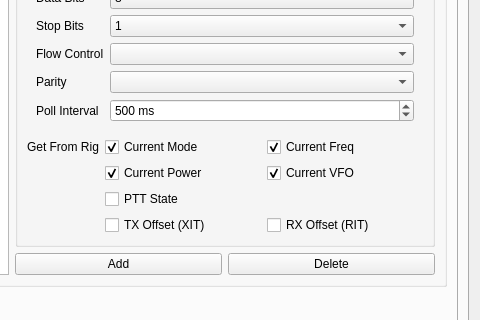
k5mcd/QLog, file ui/SettingsDialog.ui: the form before one commit; both pictures show x 197 to 677 and y 375 to 695 of the 677 by 817 pixel window.
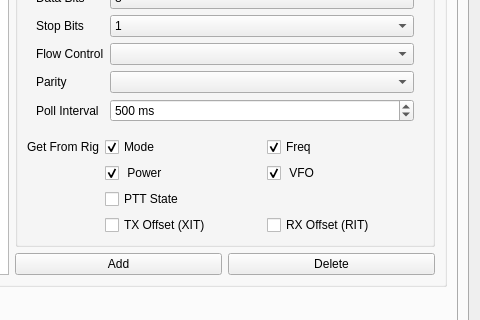
The form after the commit. The open tabs and pages were chosen to show the change. Icons and pictures are not drawn.

Commit message: Setting - shortening the names for the RIG Getting functions

The edit to the form file:
```diff
--- a/ui/SettingsDialog.ui
+++ b/ui/SettingsDialog.ui
@@ -837,7 +837,7 @@
                    <item>
                     <widget class="QCheckBox" name="rigGetModeCheckBox">
                      <property name="text">
-                      <string>Current Mode</string>
+                      <string>Mode</string>
                      </property>
                      <property name="checked">
                       <bool>true</bool>
@@ -847,7 +847,7 @@
                    <item>
                     <widget class="QCheckBox" name="rigGetFreqCheckBox">
                      <property name="text">
-                      <string>Current Freq</string>
+                      <string>Freq</string>
                      </property>
                      <property name="checked">
                       <bool>true</bool>
@@ -864,7 +864,7 @@
                    <item>
                     <widget class="QCheckBox" name="rigGetPWRCheckBox">
                      <property name="text">
-                      <string>Current Power</string>
+                      <string> Power</string>
                      </property>
                      <property name="checked">
                       <bool>true</bool>
@@ -874,7 +874,7 @@
                    <item>
                     <widget class="QCheckBox" name="rigGetVFOCheckBox">
                      <property name="text">
-                      <string>Current VFO</string>
+                      <string> VFO</string>
                      </property>
                      <property name="checked">
                       <bool>true</bool>
```
